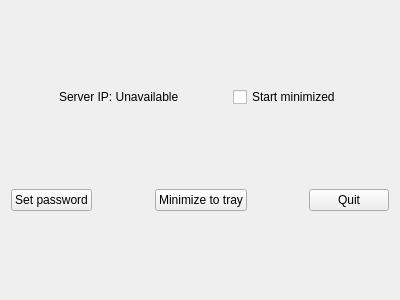
This is mainwindow.ui in krogank9/WifiMouseServer as Qt 5 draws it before an edit. The edited form follows.
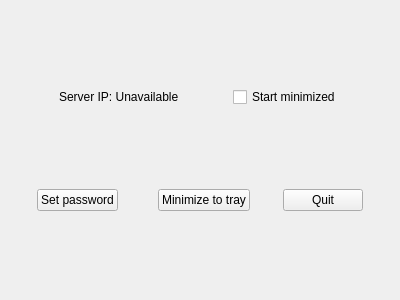
This is the edited form.

The edit to the form file:
```diff
--- a/mainwindow.ui
+++ b/mainwindow.ui
@@ -84,6 +84,19 @@
     </item>
     <item>
      <layout class="QHBoxLayout" name="horizontalLayout">
+      <item>
+       <spacer name="l_spacer">
+        <property name="orientation">
+         <enum>Qt::Horizontal</enum>
+        </property>
+        <property name="sizeHint" stdset="0">
+         <size>
+          <width>40</width>
+          <height>20</height>
+         </size>
+        </property>
+       </spacer>
+      </item>
       <item>
        <widget class="QPushButton" name="passwordButton">
         <property name="text">
@@ -131,6 +144,19 @@
         </property>
        </widget>
       </item>
+      <item>
+       <spacer name="r_spacer">
+        <property name="orientation">
+         <enum>Qt::Horizontal</enum>
+        </property>
+        <property name="sizeHint" stdset="0">
+         <size>
+          <width>40</width>
+          <height>20</height>
+         </size>
+        </property>
+       </spacer>
+      </item>
      </layout>
     </item>
    </layout>
```
Left out of the diff: 4 changed lines with no effect on the pictures.
